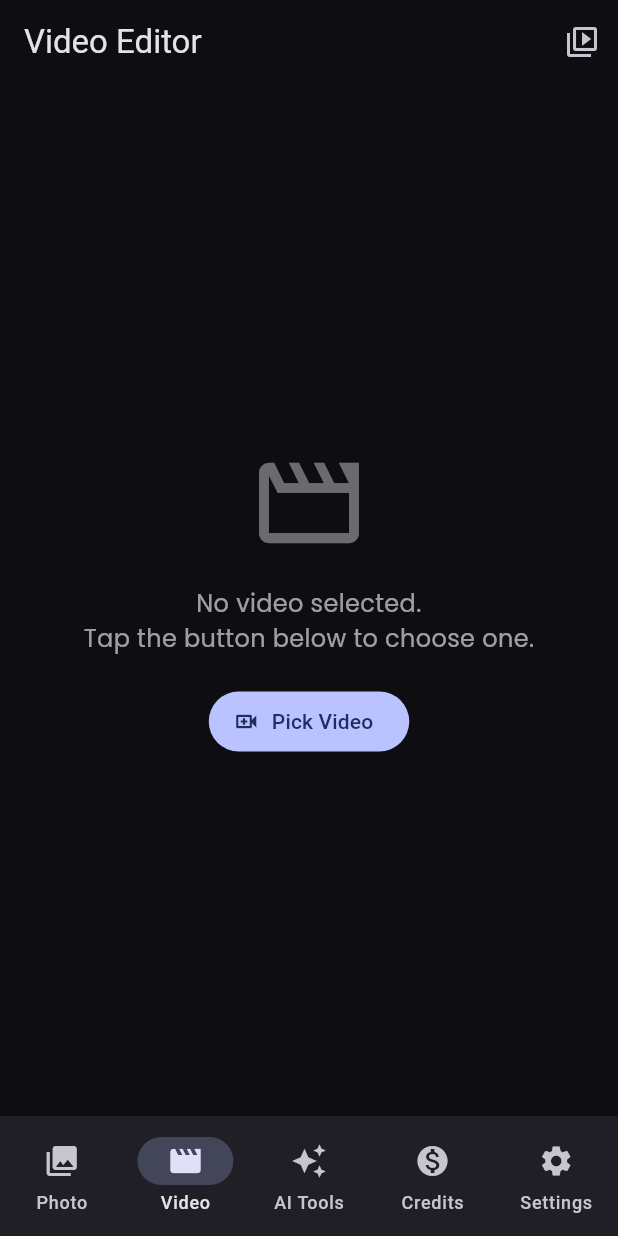
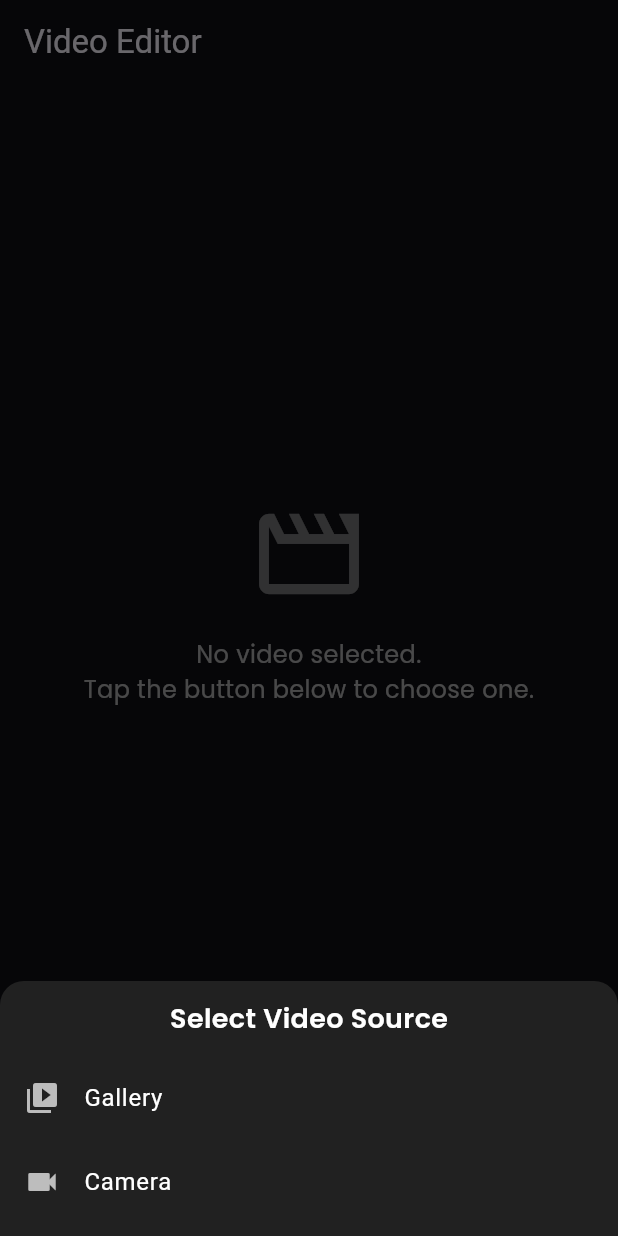
Before and after one commit to pavan098765/image_vid_gen_edit_frontend, a Flutter app: the screen it shows after launch, item 2 of the bottom bar chosen, after a tap on "Pick Video", on a phone screen of 412 x 824 dp. Run offline on Flutter 3.47's test engine with Material 3 defaults, Android fonts, the phone set to English and light mode, and no system bars; our stand-ins replace connectivity_plus, firebase_core, firebase_messaging, flutter_local_notifications, google_fonts, image_picker and 5 more; missing offline and left inert: gal, media_kit, pro_image_editor, pro_video_editor; accounts and stored records are empty; network calls fail.

Commit message:
ui updates to video editor, This is final working version for image, ai tools and video editor

```diff
--- a/lib/features/video_editor/video_editor_page.dart
+++ b/lib/features/video_editor/video_editor_page.dart
@@ -70,10 +70,57 @@ class _VideoEditorPageState extends State<VideoEditorPage> {
   }
 
   // ---------------- Picking & Initialize ----------------
+  /// Pick video from gallery or camera (bottom-sheet like image picker)
   Future<void> _pickVideo() async {
-    final picked = await ImagePicker().pickVideo(source: ImageSource.gallery);
+    try {
+      final source = await showModalBottomSheet<ImageSource>(
+        context: context,
+        backgroundColor: Colors.grey[900],
+        shape: const RoundedRectangleBorder(
+          borderRadius: BorderRadius.vertical(top: Radius.circular(16)),
+        ),
+        builder: (_) {
+          return SafeArea(
+            child: Column(
+              mainAxisSize: MainAxisSize.min,
+              children: [
+                const Padding(
+                  padding: EdgeInsets.symmetric(vertical: 12.0),
+                  child: Text(
+                    'Select Video Source',
+                    style: TextStyle(
+                      fontSize: 18,
+                      fontWeight: FontWeight.w600,
+                      color: Colors.white,
+                    ),
+                  ),
+                ),
+                ListTile(
+                  leading:
+                      const Icon(Icons.video_library, color: Colors.white70),
+                  title: const Text('Gallery',
+                      style: TextStyle(color: Colors.white)),
+                  onTap: () => Navigator.pop(context, ImageSource.gallery),
+                ),
+                ListTile(
+                  leading: const Icon(Icons.videocam, color: Colors.white70),
+                  title: const Text('Camera',
+                      style: TextStyle(color: Colors.white)),
+                  onTap: () => Navigator.pop(context, ImageSource.camera),
+                ),
+                const SizedBox(height: 8),
+              ],
+            ),
+          );
+        },
+      );
+
+      if (source == null) return;
+
+      final picked = await ImagePicker().pickVideo(source: source);
       if (picked == null) return;
 
+      // Clean up any existing controllers before loading the new video
       await _disposeControllers();
 
       setState(() {
@@ -83,11 +130,19 @@ class _VideoEditorPageState extends State<VideoEditorPage> {
         _isInitializing = true;
         _durationSpan = null;
         _pendingSeek = null;
-      _editorOpen = true; // A: open editor automatically
+        _editorOpen = true; // open editor automatically
         _exportJustCompleted = false;
       });
 
       await _initializeEditor();
+    } catch (e) {
+      debugPrint('❌ Error picking video: $e');
+      if (context.mounted) {
+        ScaffoldMessenger.of(context).showSnackBar(
+          SnackBar(content: Text('Error picking video: $e')),
+        );
+      }
+    }
   }
 
   Future<void> _initializeEditor() async {
@@ -359,12 +414,6 @@ class _VideoEditorPageState extends State<VideoEditorPage> {
         appBar: AppBar(
           title: const Text('Video Editor'),
           actions: [
-            if (_video == null)
-              IconButton(
-                icon: const Icon(Icons.video_library_outlined),
-                tooltip: 'Pick Video',
-                onPressed: _pickVideo,
-              ),
             if (_video != null && !_editorOpen)
               IconButton(
                 icon: const Icon(Icons.edit),
@@ -373,7 +422,6 @@ class _VideoEditorPageState extends State<VideoEditorPage> {
                   _editorOpen = true;
                   _exportJustCompleted = false;
                 }),
-                // onPressed: () => setState(() => _editorOpen = true),
               ),
             if (_outputPath != null && !_editorOpen)
               IconButton(
@@ -383,7 +431,17 @@ class _VideoEditorPageState extends State<VideoEditorPage> {
               ),
           ],
         ),
+
         body: _buildBody(),
+
+        // ✅ Show floating pick-video FAB when no video is selected
+        floatingActionButton: _video == null
+            ? FloatingActionButton.extended(
+                onPressed: _pickVideo,
+                label: const Text('Pick Video'),
+                icon: const Icon(Icons.video_library_outlined),
+              )
+            : null,
       ),
     );
   }
@@ -689,22 +747,16 @@ class _VideoEditorPageState extends State<VideoEditorPage> {
   }
 
   Widget _pickPlaceholder() {
-    return Center(
+    return const Center(
       child: Column(
         mainAxisSize: MainAxisSize.min,
         children: [
-          const Icon(Icons.movie_outlined, size: 80, color: Colors.white38),
-          const SizedBox(height: 16),
-          const Text(
+          Icon(Icons.movie_outlined, size: 80, color: Colors.white38),
+          SizedBox(height: 16),
+          Text(
             'No video selected.\nTap the button below to choose one.',
             textAlign: TextAlign.center,
             style: TextStyle(color: Colors.white60, fontSize: 16),
-          ),
-          const SizedBox(height: 20),
-          FilledButton.icon(
-            onPressed: _pickVideo,
-            icon: const Icon(Icons.video_call_outlined),
-            label: const Text('Pick Video'),
           ),
         ],
       ),
```
Lines whose indentation alone changed are shown as unchanged.
